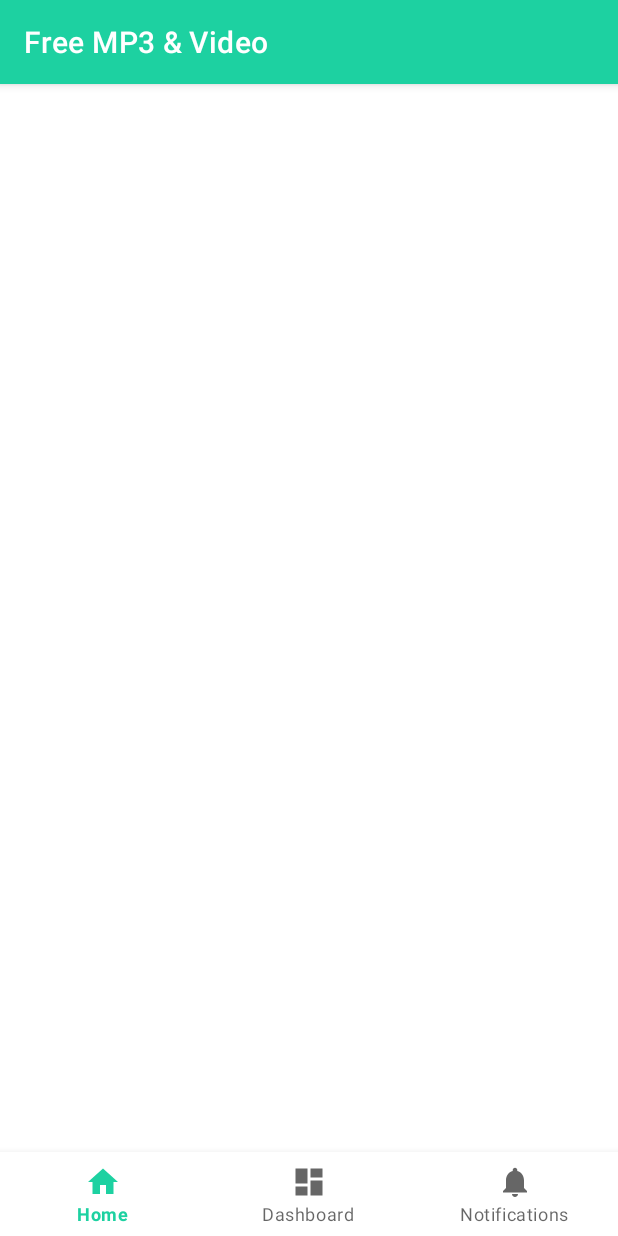
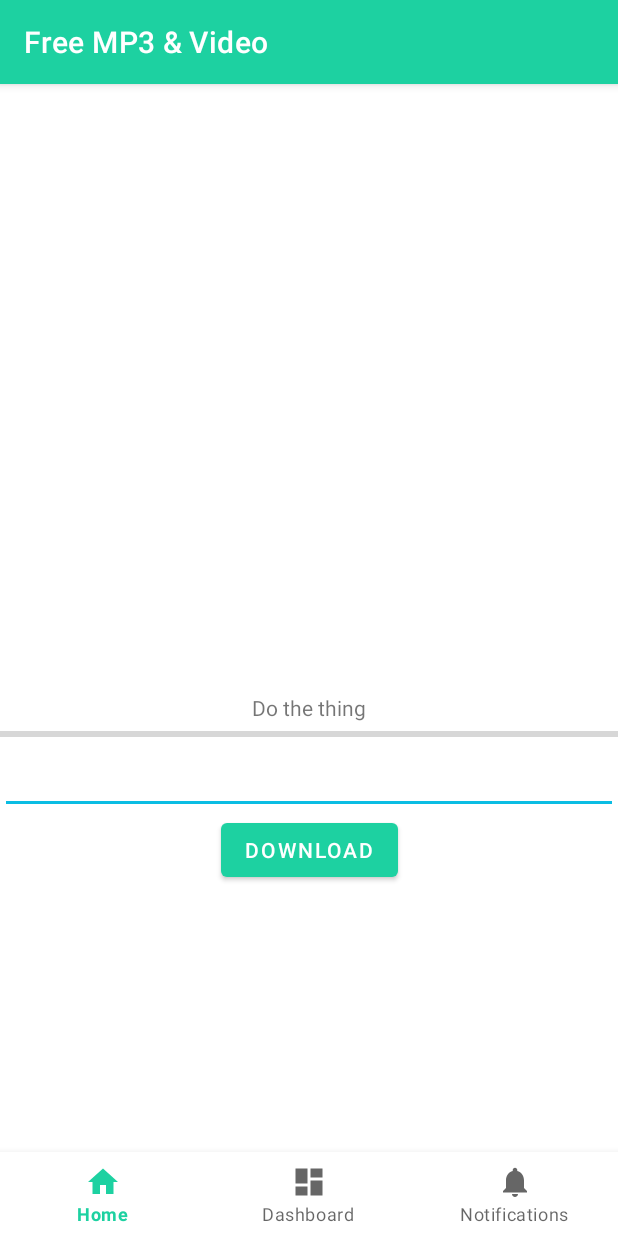
Before and after one commit to Kha3Leng/Free-Stuff, an Android app: the screen it shows after launch (MainActivity), on a phone screen of 412 x 824 dp. Run offline under Robolectric (Android 15) with nearby library versions, the phone set to English and light mode, and no system bars; libraries missing offline, so code that uses them is left out: com.yausername.ffmpeg, com.yausername.youtubedl_android; 2 statements that could not run were skipped.

Commit message:
working code with lib

```diff
--- a/app/src/main/AndroidManifest.xml
+++ b/app/src/main/AndroidManifest.xml
@@ -2,8 +2,13 @@
 <manifest xmlns:android="http://schemas.android.com/apk/res/android"
     package="com.kheileang.freemp3video">
 
+    <uses-permission android:name="android.permission.INTERNET"/>
+    <uses-permission android:name="android.permission.WRITE_EXTERNAL_STORAGE"/>
+    <uses-permission android:name="android.permission.READ_EXTERNAL_STORAGE"/>
+
     <application
         android:allowBackup="true"
+        android:name=".App"
         android:icon="@mipmap/ic_launcher"
         android:label="@string/app_name"
         android:roundIcon="@mipmap/ic_launcher_round"
--- /dev/null
+++ b/app/src/main/java/com/kheileang/freemp3video/App.java
@@ -0,0 +1,33 @@
+package com.kheileang.freemp3video;
+
+import android.app.Application;
+import android.util.Log;
+import android.widget.Toast;
+
+import com.yausername.ffmpeg.FFmpeg;
+import com.yausername.youtubedl_android.YoutubeDL;
+import com.yausername.youtubedl_android.YoutubeDLException;
+
+public class App extends Application {
+
+    private static final String TAG = App.class.getSimpleName();
+
+    @Override
+    public void onCreate() {
+        super.onCreate();
+
+        initLibs();
+    }
+
+    private void initLibs() {
+        // yt-dl init & ffmpeg init
+        try {
+            YoutubeDL.getInstance().init(this);
+            FFmpeg.getInstance().init(this);
+        } catch (YoutubeDLException e) {
+            Log.e(TAG, "failed to initialize youtubedl-android", e);
+            Toast.makeText(this, "failed to initialize youtubedl-android"+e.getMessage(), Toast.LENGTH_LONG).show();
+        }
+
+    }
+}
--- a/app/src/main/java/com/kheileang/freemp3video/MainActivity.java
+++ b/app/src/main/java/com/kheileang/freemp3video/MainActivity.java
@@ -1,23 +1,133 @@
 package com.kheileang.freemp3video;
 
+import android.Manifest;
+import android.content.pm.PackageManager;
+import android.os.Build;
 import android.os.Bundle;
+import android.os.Environment;
+import android.text.TextUtils;
+import android.view.View;
+import android.widget.Button;
+import android.widget.EditText;
+import android.widget.ProgressBar;
+import android.widget.TextView;
+import android.widget.Toast;
 
 import com.google.android.material.bottomnavigation.BottomNavigationView;
+import com.yausername.youtubedl_android.YoutubeDL;
+import com.yausername.youtubedl_android.YoutubeDLException;
+import com.yausername.youtubedl_android.YoutubeDLRequest;
 
 import androidx.appcompat.app.AppCompatActivity;
-import androidx.navigation.NavController;
-import androidx.navigation.Navigation;
-import androidx.navigation.ui.AppBarConfiguration;
-import androidx.navigation.ui.NavigationUI;
+import androidx.core.app.ActivityCompat;
 
-public class MainActivity extends AppCompatActivity {
+import java.io.File;
+
+public class MainActivity extends AppCompatActivity implements View.OnClickListener {
+
+    TextView tvCommandOutput, tvDownloadStatus;
+    EditText etUrl;
+    ProgressBar pgLoading, pgLoop;
+    BottomNavigationView navView;
+    Button btnDownload;
+
+    Boolean downloading = false;
 
     @Override
     protected void onCreate(Bundle savedInstanceState) {
         super.onCreate(savedInstanceState);
         setContentView(R.layout.activity_main);
-        BottomNavigationView navView = findViewById(R.id.nav_view);
 
+        initView();
+        initListener();
     }
 
+    private void initListener() {
+        btnDownload.setOnClickListener(this);
+    }
+
+
+    private void initView() {
+        tvCommandOutput = findViewById(R.id.commandOutput);
+        tvDownloadStatus = findViewById(R.id.downloadStatus);
+        etUrl = findViewById(R.id.url);
+        pgLoading = findViewById(R.id.progressBarLoading);
+        pgLoop = findViewById(R.id.pgLoop);
+        navView = findViewById(R.id.nav_view);
+        btnDownload = findViewById(R.id.btn);
+    }
+
+    @Override
+    public void onClick(View v) {
+        if(v.getId() == R.id.btn){
+            startDownload();
+        }
+    }
+
+    private void startDownload() {
+        if(downloading){
+            Toast.makeText(this, "Downloading in progress", Toast.LENGTH_SHORT).show();
+        }
+
+        if(!isStoragePermissionGranted()){
+            Toast.makeText(this, "Give storage permission and retry..", Toast.LENGTH_SHORT).show();
+            return;
+        }
+
+        String url = etUrl.getText().toString();
+        if(TextUtils.isEmpty(url)){
+            etUrl.setText("ENter a valid url");
+            return;
+        }
+
+        YoutubeDLRequest youtubeDL = new YoutubeDLRequest(url);
+        File ytdlDir = getDownloadDir();
+
+        youtubeDL.addOption("-x");
+        youtubeDL.addOption("--audio-format", "mp3");
+        youtubeDL.addOption("--audio-quality", "320K");
+        youtubeDL.addOption("-o", ytdlDir.getAbsolutePath()+"/%(title)s – %(artist)s.%(ext)s");
+
+        showStart();
+
+        downloading=true;
+
+        try {
+            YoutubeDL.getInstance().execute(youtubeDL, (progress, etaInSeconds) -> {
+                System.out.println(String.valueOf(progress) + "% (ETA " + String.valueOf(etaInSeconds) + " seconds)");
+            });
+        } catch (YoutubeDLException e) {
+            e.printStackTrace();
+        } catch (InterruptedException e) {
+            e.printStackTrace();
+        }
+    }
+
+    private void showStart() {
+        tvDownloadStatus.setText("Start Downloading...");
+        pgLoading.setProgress(0);
+        pgLoop.setVisibility(View.VISIBLE);
+    }
+
+    private File getDownloadDir() {
+        File downloadDir = Environment.getExternalStoragePublicDirectory(Environment.DIRECTORY_DOWNLOADS);
+        File youtubeDir = new File(downloadDir, "FreeStuff");
+        if (!youtubeDir.exists()){
+            youtubeDir.mkdirs();
+        }
+        return youtubeDir;
+    }
+
+    private boolean isStoragePermissionGranted() {
+        if(Build.VERSION.SDK_INT >= Build.VERSION_CODES.M){
+            if(checkSelfPermission(Manifest.permission.WRITE_EXTERNAL_STORAGE) == PackageManager.PERMISSION_GRANTED){
+                return true;
+            }else{
+                ActivityCompat.requestPermissions(this, new String[]{Manifest.permission.WRITE_EXTERNAL_STORAGE}, 1);
+                return false;
+            }
+        }else{
+            return true;
+        }
+    }
 }
--- a/app/src/main/res/layout/activity_main.xml
+++ b/app/src/main/res/layout/activity_main.xml
@@ -5,6 +5,68 @@
     android:layout_width="match_parent"
     android:layout_height="match_parent"
     android:paddingTop="?attr/actionBarSize">
+
+    <ScrollView
+        android:layout_width="match_parent"
+        android:layout_height="350dp"
+        app:layout_constraintTop_toTopOf="parent"
+        app:layout_constraintLeft_toLeftOf="parent"
+        android:id="@+id/scrollView">
+
+        <TextView
+            android:layout_width="match_parent"
+            android:layout_height="wrap_content"
+            app:layout_constraintTop_toTopOf="parent"
+            android:id="@+id/commandOutput"
+            app:layout_constraintLeft_toLeftOf="parent"/>
+
+    </ScrollView>
+
+    <TextView
+        android:layout_width="match_parent"
+        android:text="Do the thing"
+        android:gravity="center_horizontal"
+        android:layout_height="wrap_content"
+        app:layout_constraintTop_toBottomOf="@id/scrollView"
+        android:id="@+id/downloadStatus"
+        app:layout_constraintLeft_toLeftOf="parent"/>
+
+    <ProgressBar
+        android:layout_width="match_parent"
+        android:layout_height="wrap_content"
+        android:id="@+id/progressBarLoading"
+        style="@style/Widget.AppCompat.ProgressBar.Horizontal"
+        app:layout_constraintTop_toBottomOf="@+id/downloadStatus"
+        app:layout_constraintLeft_toLeftOf="parent"
+        android:visibility="visible"/>
+
+
+    <EditText
+        android:layout_width="match_parent"
+        android:layout_height="wrap_content"
+        android:inputType="text"
+        app:layout_constraintTop_toBottomOf="@+id/progressBarLoading"
+        app:layout_constraintLeft_toLeftOf="parent"
+        android:id="@+id/url"/>
+
+    <ProgressBar
+        android:layout_width="wrap_content"
+        android:layout_height="wrap_content"
+        android:id="@+id/pgLoop"
+        android:visibility="gone"
+        app:layout_constraintTop_toTopOf="parent"
+        app:layout_constraintLeft_toLeftOf="parent"
+        app:layout_constraintRight_toRightOf="parent"
+        app:layout_constraintBottom_toBottomOf="parent"/>
+
+    <Button
+        android:layout_width="wrap_content"
+        android:layout_height="wrap_content"
+        android:text="Download"
+        android:id="@+id/btn"
+        app:layout_constraintTop_toBottomOf="@id/url"
+        app:layout_constraintLeft_toLeftOf="parent"
+        app:layout_constraintRight_toRightOf="parent"/>
 
     <com.google.android.material.bottomnavigation.BottomNavigationView
         android:id="@+id/nav_view"
```
